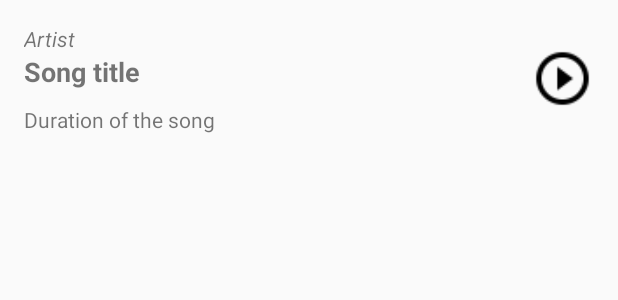
After one commit to natasak/MusicalStructureApp, an Android app: the layout list_item.xml on its own in the app's theme, with its tools: preview values and no code run, on a phone screen of 412 x 824 dp. The commit adds this screen. Shown: the top 300 px of the screen. Run offline under Robolectric (Android 15) with nearby library versions, the phone set to English and light mode, and no system bars.

Commit message:
Added and styled layout for list item.

```diff
--- /dev/null
+++ b/app/src/main/res/layout/list_item.xml
@@ -0,0 +1,50 @@
+<?xml version="1.0" encoding="utf-8"?>
+<LinearLayout
+    xmlns:android="http://schemas.android.com/apk/res/android"
+    xmlns:tools="http://schemas.android.com/tools"
+    android:layout_width="match_parent"
+    android:layout_height="wrap_content"
+    android:orientation="horizontal"
+    android:gravity="center"
+    android:padding="16dp">
+
+    <LinearLayout
+        android:layout_width="0dp"
+        android:layout_weight="1"
+        android:layout_height="wrap_content"
+        android:orientation="vertical">
+
+        <TextView
+            android:id="@+id/artist_text_view"
+            android:layout_width="wrap_content"
+            android:layout_height="wrap_content"
+            android:textStyle="italic"
+            tools:text="Artist" />
+
+        <TextView
+            android:id="@+id/song_title_text_view"
+            android:layout_width="wrap_content"
+            android:layout_height="wrap_content"
+            android:textSize="18sp"
+            android:textStyle="bold"
+            android:paddingBottom="10dp"
+            tools:text="Song title" />
+
+        <TextView
+            android:id="@+id/duration_text_view"
+            android:layout_width="wrap_content"
+            android:layout_height="wrap_content"
+            tools:text="Duration of the song" />
+
+    </LinearLayout>
+
+    <ImageView
+        android:id="@+id/icon_play"
+        android:layout_width="42dp"
+        android:layout_height="42dp"
+        android:src="@drawable/ic_play"
+        />
+
+
+
+</LinearLayout>
```
Also changed, not shown: app/src/main/java/com/example/natasa/musicalstructureapp/ChildrenActivity.java (line endings or trailing spaces), app/src/main/res/drawable-hdpi/ic_play.png (added), app/src/main/res/drawable-mdpi/ic_play.png (added), app/src/main/res/drawable-xhdpi/ic_play.png (added), app/src/main/res/drawable-xxhdpi/ic_play.png (added), app/src/main/res/drawable-xxxhdpi/ic_play.png (added).
